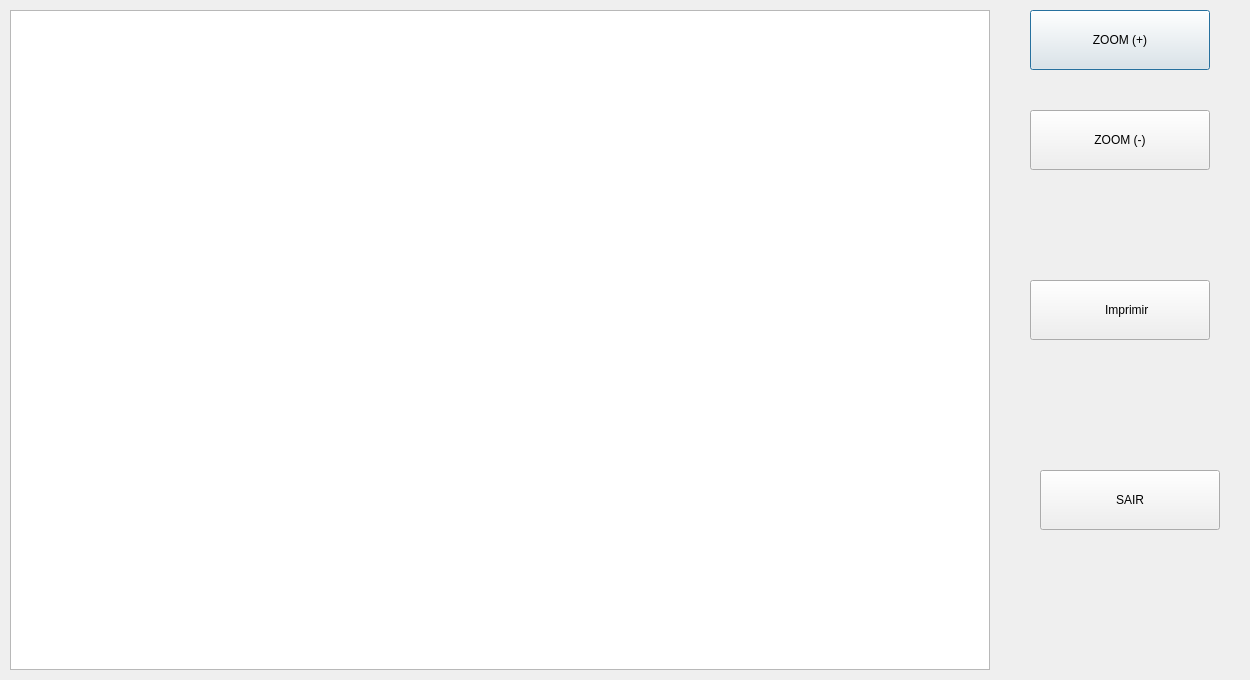
First picture: the form in telas/preview_print.ui, repository htisistema/SISCOM, before the edit.
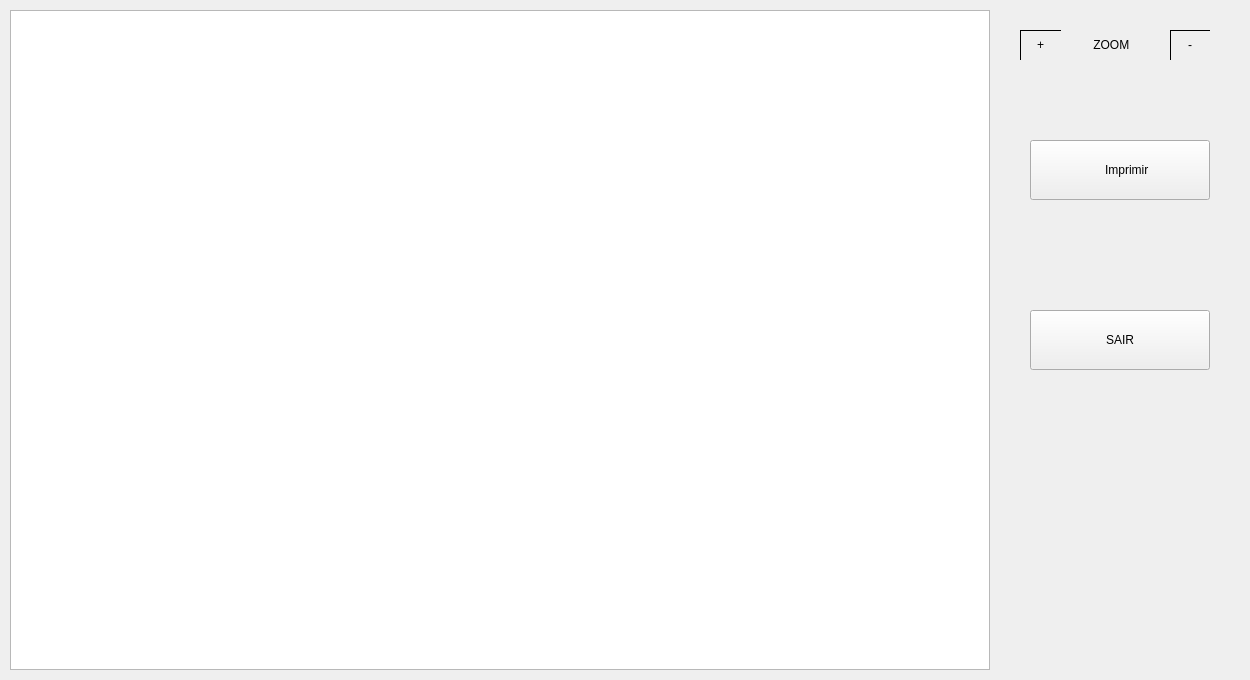
Second picture: the form after the edit.

```diff
--- a/telas/preview_print.ui
+++ b/telas/preview_print.ui
@@ -13,30 +13,46 @@
   <property name="windowTitle">
    <string>Dialog</string>
   </property>
+  <property name="styleSheet">
+   <string notr="true"/>
+  </property>
   <widget class="QPushButton" name="bt_zoom_in">
    <property name="geometry">
     <rect>
-     <x>1030</x>
-     <y>10</y>
-     <width>180</width>
-     <height>60</height>
+     <x>1020</x>
+     <y>30</y>
+     <width>41</width>
+     <height>30</height>
     </rect>
    </property>
+   <property name="styleSheet">
+    <string notr="true">border-style: Outset;
+font: 900 20pt &quot;Arial Black&quot;;
+border-width: 1px;
+border-radius: 90px;</string>
+   </property>
    <property name="text">
-    <string>ZOOM (+)</string>
+    <string>+</string>
    </property>
   </widget>
   <widget class="QPushButton" name="bt_zoom_out">
    <property name="geometry">
     <rect>
-     <x>1030</x>
-     <y>110</y>
-     <width>180</width>
-     <height>60</height>
+     <x>1170</x>
+     <y>30</y>
+     <width>40</width>
+     <height>30</height>
     </rect>
    </property>
+   <property name="styleSheet">
+    <string notr="true">border-style: Outset;
+font: 900 20pt &quot;Arial Black&quot;;
+border-width: 1px;
+border-radius: 90px;
+</string>
+   </property>
    <property name="text">
-    <string>ZOOM (-)</string>
+    <string>-</string>
    </property>
   </widget>
   <widget class="QGraphicsView" name="graphicsView">
@@ -53,7 +69,7 @@
    <property name="geometry">
     <rect>
      <x>1030</x>
-     <y>280</y>
+     <y>140</y>
      <width>180</width>
      <height>60</height>
     </rect>
@@ -71,8 +87,8 @@
   <widget class="QPushButton" name="bt_sair">
    <property name="geometry">
     <rect>
-     <x>1040</x>
-     <y>470</y>
+     <x>1030</x>
+     <y>310</y>
      <width>180</width>
      <height>60</height>
     </rect>
@@ -81,6 +97,25 @@
     <string>SAIR</string>
    </property>
   </widget>
+  <widget class="QLabel" name="label">
+   <property name="geometry">
+    <rect>
+     <x>1090</x>
+     <y>30</y>
+     <width>60</width>
+     <height>30</height>
+    </rect>
+   </property>
+   <property name="layoutDirection">
+    <enum>Qt::LeftToRight</enum>
+   </property>
+   <property name="styleSheet">
+    <string notr="true">font: 12pt &quot;Arial&quot;;</string>
+   </property>
+   <property name="text">
+    <string> ZOOM</string>
+   </property>
+  </widget>
  </widget>
  <resources/>
  <connections/>
```
